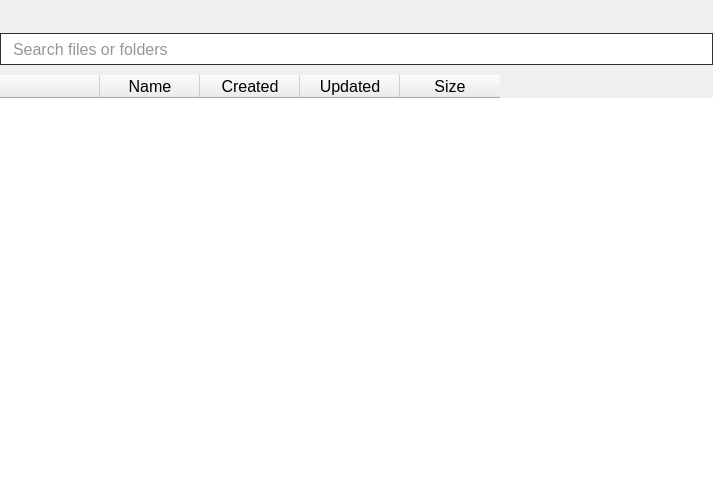
Old version of the form parsec/core/gui/forms/files_widget.ui in the repository Scille/parsec-cloud.
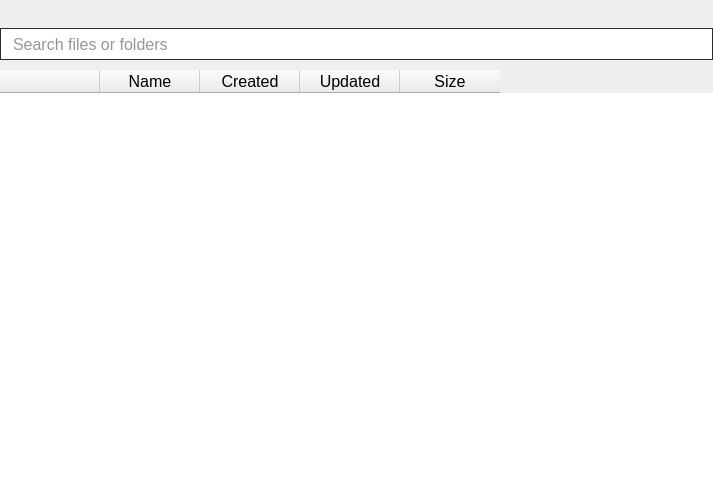
New version of the form. Icons and pictures are not drawn. Custom widgets are drawn as their Qt base class.

Commit message: [GUI] Shortened the full folder path in files management

Diff of the .ui file:
```diff
--- a/parsec/core/gui/forms/files_widget.ui
+++ b/parsec/core/gui/forms/files_widget.ui
@@ -146,9 +146,21 @@
         </property>
         <item>
          <widget class="QLabel" name="label_current_workspace">
+          <property name="sizePolicy">
+           <sizepolicy hsizetype="Minimum" vsizetype="Preferred">
+            <horstretch>0</horstretch>
+            <verstretch>0</verstretch>
+           </sizepolicy>
+          </property>
+          <property name="maximumSize">
+           <size>
+            <width>16777215</width>
+            <height>16777215</height>
+           </size>
+          </property>
           <property name="font">
            <font>
-            <pointsize>15</pointsize>
+            <pointsize>12</pointsize>
             <weight>50</weight>
             <bold>false</bold>
            </font>
@@ -174,7 +186,7 @@
           </property>
           <property name="font">
            <font>
-            <pointsize>14</pointsize>
+            <pointsize>12</pointsize>
            </font>
           </property>
           <property name="text">
@@ -196,9 +208,21 @@
             <verstretch>0</verstretch>
            </sizepolicy>
           </property>
+          <property name="minimumSize">
+           <size>
+            <width>0</width>
+            <height>0</height>
+           </size>
+          </property>
+          <property name="maximumSize">
+           <size>
+            <width>16777215</width>
+            <height>16777215</height>
+           </size>
+          </property>
           <property name="font">
            <font>
-            <pointsize>14</pointsize>
+            <pointsize>12</pointsize>
             <weight>50</weight>
             <bold>false</bold>
            </font>
@@ -209,6 +233,12 @@
           <property name="text">
            <string/>
           </property>
+          <property name="scaledContents">
+           <bool>true</bool>
+          </property>
+          <property name="wordWrap">
+           <bool>false</bool>
+          </property>
           <property name="textInteractionFlags">
            <set>Qt::TextSelectableByMouse</set>
           </property>
```
The commit also changes 1 other file.
